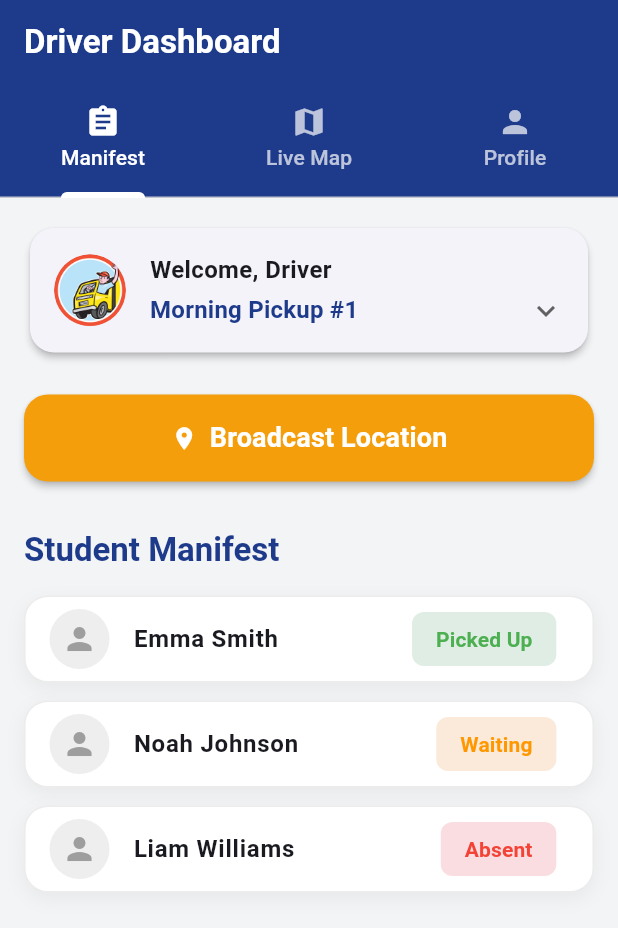
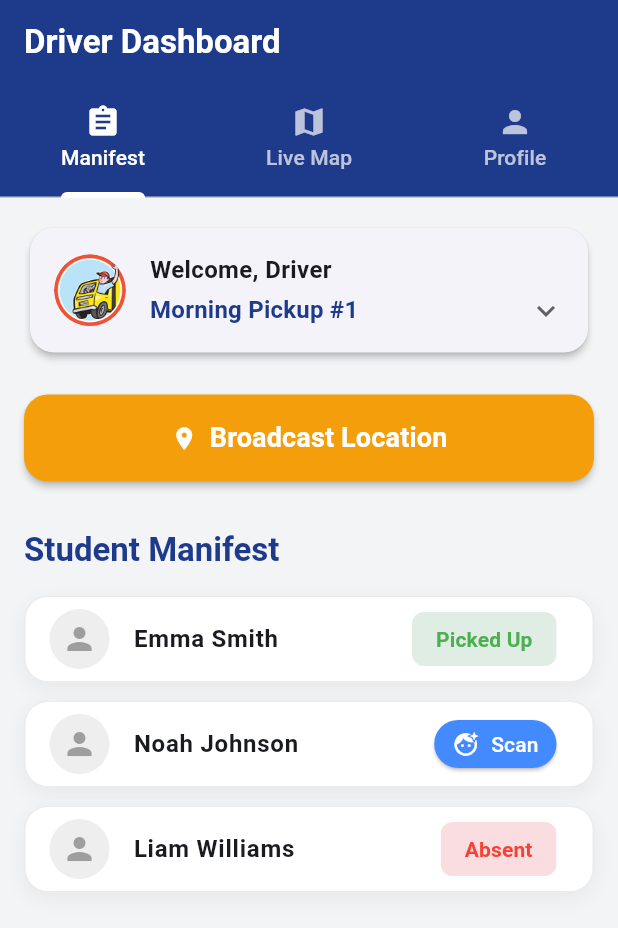
Before and after one commit to Arshad-o/KiddoCab, a Flutter app: the DriverDashboard screen opened directly, on a phone screen of 412 x 824 dp. Shown: the top 928 px of the screen. Run offline on Flutter 3.47's test engine with Material 3 defaults, Android fonts, the phone set to English and light mode, and no system bars; our stand-ins replace flutter_local_notifications, geolocator, google_maps_flutter, image_picker, supabase_flutter; missing offline and left inert: flutter_jailbreak_detection; accounts and stored records are empty.

Commit message:
Security: Implement Geo-fenced FRS scanning on Driver Dashboard

```diff
--- a/lib/screens/driver_dashboard.dart
+++ b/lib/screens/driver_dashboard.dart
@@ -4,6 +4,7 @@ import 'package:flutter/material.dart';
 import 'package:google_maps_flutter/google_maps_flutter.dart';
 import 'package:geolocator/geolocator.dart';
 import 'package:supabase_flutter/supabase_flutter.dart';
+import 'package:image_picker/image_picker.dart';
 import 'driver/driver_login_screen.dart';
 
 class DriverDashboard extends StatefulWidget {
@@ -40,18 +41,18 @@ class _DriverDashboardState extends State<DriverDashboard> {
 
   final Map<String, List<Map<String, dynamic>>> _tripStudents = {
     'Morning Pickup #1': [
-      {'name': 'Emma Smith', 'status': 'Picked Up', 'color': Colors.green},
-      {'name': 'Noah Johnson', 'status': 'Waiting', 'color': Colors.orange},
-      {'name': 'Liam Williams', 'status': 'Absent', 'color': Colors.red},
+      {'name': 'Emma Smith', 'status': 'Picked Up', 'color': Colors.green, 'lat': 28.6139, 'lng': 77.2090},
+      {'name': 'Noah Johnson', 'status': 'Waiting', 'color': Colors.orange, 'lat': 28.6140, 'lng': 77.2091},
+      {'name': 'Liam Williams', 'status': 'Absent', 'color': Colors.red, 'lat': 28.6150, 'lng': 77.2100},
     ],
     'Afternoon Drop-off #3': [
-      {'name': 'Ava Davis', 'status': 'Dropped', 'color': Colors.green},
-      {'name': 'Lucas Miller', 'status': 'In Transit', 'color': Colors.blue},
+      {'name': 'Ava Davis', 'status': 'Dropped', 'color': Colors.green, 'lat': 28.6139, 'lng': 77.2090},
+      {'name': 'Lucas Miller', 'status': 'In Transit', 'color': Colors.blue, 'lat': 28.6139, 'lng': 77.2090},
     ],
     'Field Trip - Museum': [
-      {'name': 'Mia Wilson', 'status': 'Boarded', 'color': Colors.green},
-      {'name': 'Ethan Moore', 'status': 'Boarded', 'color': Colors.green},
-      {'name': 'Isabella Taylor', 'status': 'Missing', 'color': Colors.red},
+      {'name': 'Mia Wilson', 'status': 'Boarded', 'color': Colors.green, 'lat': 28.6139, 'lng': 77.2090},
+      {'name': 'Ethan Moore', 'status': 'Boarded', 'color': Colors.green, 'lat': 28.6139, 'lng': 77.2090},
+      {'name': 'Isabella Taylor', 'status': 'Missing', 'color': Colors.red, 'lat': 28.6139, 'lng': 77.2090},
     ],
   };
 
@@ -155,7 +156,62 @@ class _DriverDashboardState extends State<DriverDashboard> {
     );
   }
 
-  Widget _buildStudentTile(String name, String status, Color statusColor) {
+  Future<void> _runFRSScan(String studentName, double targetLat, double targetLng) async {
+    if (_currentPosition == null) {
+      ScaffoldMessenger.of(context).showSnackBar(
+        const SnackBar(content: Text('Waiting for GPS signal...'), backgroundColor: Colors.orange),
+      );
+      return;
+    }
+
+    final distanceInMeters = Geolocator.distanceBetween(
+      _currentPosition!.latitude,
+      _currentPosition!.longitude,
+      targetLat,
+      targetLng
+    );
+
+    // Geo-Fence Security Check (e.g., 50 meters)
+    if (distanceInMeters > 50) {
+      showDialog(
+        context: context,
+        builder: (ctx) => AlertDialog(
+          title: const Row(children: [Icon(Icons.warning, color: Colors.red), SizedBox(width: 8), Text('Security Alert')]),
+          content: Text('You are ${distanceInMeters.toStringAsFixed(0)} meters away from the designated pickup location. FRS scanning is mathematically locked until you are within 50 meters.'),
+          actions: [
+            TextButton(
+              onPressed: () => Navigator.pop(ctx),
+              child: const Text('Understood')
+            )
+          ],
+        )
+      );
+      return;
+    }
+
+    // Within Geo-Fence: Run Camera
+    final picker = ImagePicker();
+    final pickedFile = await picker.pickImage(source: ImageSource.camera, preferredCameraDevice: CameraDevice.front);
+    if (pickedFile != null) {
+      ScaffoldMessenger.of(context).showSnackBar(
+        SnackBar(content: Text('FRS Match Successful! $studentName boarded.'), backgroundColor: Colors.green),
+      );
+
+      // Update UI (mock status change)
+      setState(() {
+        for (var trip in _tripStudents.values) {
+          for (var s in trip) {
+            if (s['name'] == studentName) {
+              s['status'] = 'Boarded';
+              s['color'] = Colors.green;
+            }
+          }
+        }
+      });
+    }
+  }
+
+  Widget _buildStudentTile(String name, String status, Color statusColor, double lat, double lng) {
     return Container(
       margin: const EdgeInsets.only(bottom: 12),
       decoration: BoxDecoration(
@@ -176,12 +232,24 @@ class _DriverDashboardState extends State<DriverDashboard> {
           child: const Icon(Icons.person, color: Colors.grey),
         ),
         title: Text(name, style: const TextStyle(fontWeight: FontWeight.bold)),
-        trailing: Chip(
-          label: Text(status),
-          backgroundColor: statusColor.withOpacity(0.15),
-          labelStyle: TextStyle(color: statusColor, fontWeight: FontWeight.bold),
-          side: BorderSide.none,
-        ),
+        trailing: status == 'Waiting'
+            ? ElevatedButton.icon(
+                onPressed: () => _runFRSScan(name, lat, lng),
+                icon: const Icon(Icons.face_retouching_natural, size: 18),
+                label: const Text('Scan'),
+                style: ElevatedButton.styleFrom(
+                  backgroundColor: Colors.blueAccent,
+                  foregroundColor: Colors.white,
+                  padding: const EdgeInsets.symmetric(horizontal: 12),
+                  visualDensity: VisualDensity.compact,
+                ),
+              )
+            : Chip(
+                label: Text(status),
+                backgroundColor: statusColor.withOpacity(0.15),
+                labelStyle: TextStyle(color: statusColor, fontWeight: FontWeight.bold),
+                side: BorderSide.none,
+              ),
       ),
     );
   }
@@ -268,7 +336,7 @@ class _DriverDashboardState extends State<DriverDashboard> {
           ),
           const SizedBox(height: 16),
           ...(_tripStudents[_selectedTrip] ?? []).map((student) {
-            return _buildStudentTile(student['name'], student['status'], student['color']);
+            return _buildStudentTile(student['name'], student['status'], student['color'], student['lat'], student['lng']);
           }).toList(),
         ],
       ),
```
